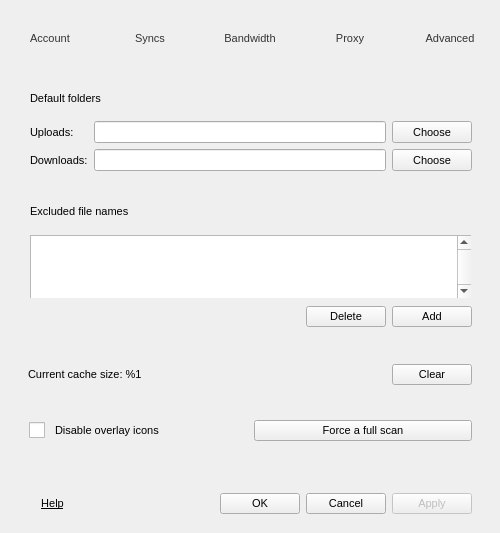
Qt form Source/MEGASync/gui/linux/SettingsDialog.ui (meganz/MEGAsync) before a commit.
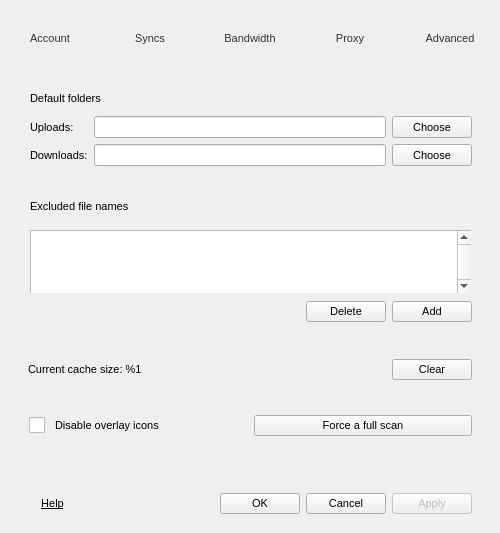
The same form after that commit. Icons and pictures are not drawn.

```diff
--- a/Source/MEGASync/gui/linux/SettingsDialog.ui
+++ b/Source/MEGASync/gui/linux/SettingsDialog.ui
@@ -2286,7 +2286,7 @@
            <number>29</number>
           </property>
           <property name="topMargin">
-           <number>5</number>
+           <number>0</number>
           </property>
           <property name="rightMargin">
            <number>4</number>
```
Left out of the diff: 22 changed lines with no effect on the pictures.
